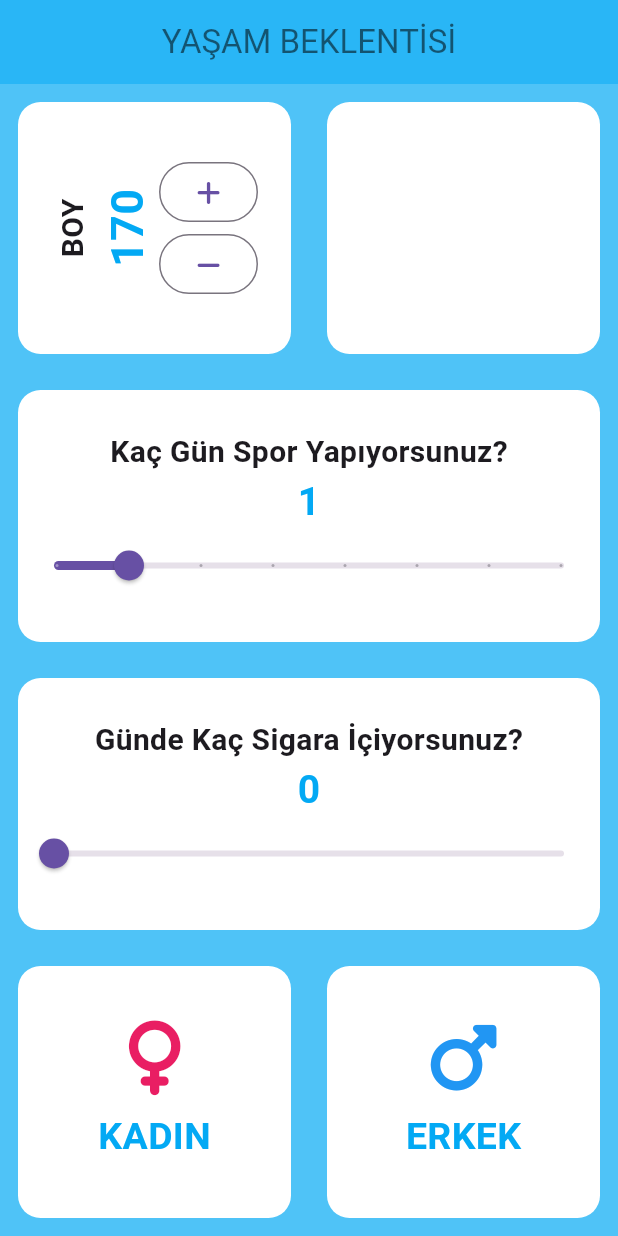
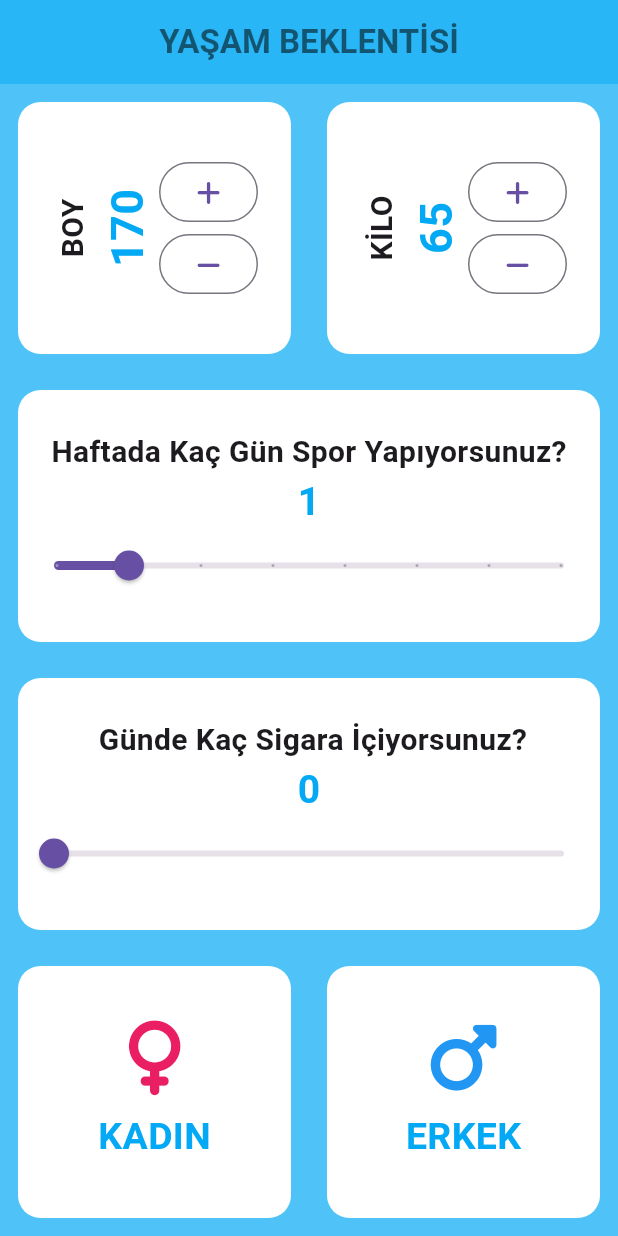
Before and after one commit to mehmeteminnnn/Beklenen-Yasam-Suresi, a Flutter app: the screen it shows after launch, on a phone screen of 412 x 824 dp. Run offline on Flutter 3.47's test engine with Material 3 defaults, Android fonts, the phone set to English and light mode, and no system bars; our stand-ins replace font_awesome_flutter.

Commit message:
Kilo ve boy verilerini alan ve değerlerini değistirebilen buttonlar eklendi

```diff
--- a/lib/giris_sayfasi.dart
+++ b/lib/giris_sayfasi.dart
@@ -15,6 +15,7 @@ class _InputPageState extends State<InputPage> {
   double sigaraSayisi = 0.0;
   double yapilanSpor = 1.0;
   int boy = 170;
+  int kilo = 65;
   @override
   Widget build(BuildContext context) {
     return Scaffold(
@@ -22,7 +23,7 @@ class _InputPageState extends State<InputPage> {
         backgroundColor: Colors.lightBlue[400],
         title: Text(
           'YAŞAM BEKLENTİSİ',
-          style: TextStyle(color: Colors.black54),
+          style: TextStyle(color: Colors.black54, fontWeight: FontWeight.bold),
         ),
         centerTitle: true,
       ),
@@ -34,39 +35,11 @@ class _InputPageState extends State<InputPage> {
               children: [
                 Expanded(
                   child: MyContainer(
-                    child: Row(
-                      mainAxisAlignment: MainAxisAlignment.center,
-                      children: [
-                        RotatedBox(
-                          quarterTurns: 3,
-                          child: Text(
-                            "BOY",
-                            style: metinStili,
-                          ),
-                        ),
-                        RotatedBox(
-                            quarterTurns: 3,
-                            child: Text(
-                              boy.toString(),
-                              style: sayiStili,
-                            )),
-                        Column(
-                          mainAxisAlignment: MainAxisAlignment.center,
-                          children: [
-                            OutlinedButton(
-                                onPressed: () {},
-                                child: Icon(FontAwesomeIcons.plus)),
-                            OutlinedButton(
-                                onPressed: () {},
-                                child: Icon(FontAwesomeIcons.minus))
-                          ],
-                        )
-                      ],
-                    ),
+                    child: buildRow(boy, "BOY"),
                   ),
                 ),
                 Expanded(
-                  child: MyContainer(),
+                  child: MyContainer(child: buildRow(kilo, "KİLO")),
                 ),
               ],
             ),
@@ -76,7 +49,7 @@ class _InputPageState extends State<InputPage> {
               child: Column(
                 mainAxisAlignment: MainAxisAlignment.center,
                 children: [
-                  Text("Kaç Gün Spor Yapıyorsunuz?",
+                  Text("Haftada Kaç Gün Spor Yapıyorsunuz?",
                       style:
                           TextStyle(fontWeight: FontWeight.bold, fontSize: 20)),
                   Text(
@@ -105,7 +78,7 @@ class _InputPageState extends State<InputPage> {
               child: Column(
                 mainAxisAlignment: MainAxisAlignment.center,
                 children: [
-                  Text("Günde Kaç Sigara İçiyorsunuz?",
+                  Text(" Günde Kaç Sigara İçiyorsunuz?",
                       style:
                           TextStyle(fontWeight: FontWeight.bold, fontSize: 20)),
                   Text(sigaraSayisi.round().toString(),
@@ -168,4 +141,45 @@ class _InputPageState extends State<InputPage> {
       ),
     );
   }
+
+  Row buildRow(int boykilo, String yazi) {
+    return Row(
+      mainAxisAlignment: MainAxisAlignment.center,
+      children: [
+        RotatedBox(
+          quarterTurns: 3,
+          child: Text(
+            yazi,
+            style: metinStili,
+          ),
+        ),
+        RotatedBox(
+          quarterTurns: 3,
+          child: Text(
+            yazi == "BOY" ? boy.toString() : kilo.toString(),
+            style: sayiStili,
+          ),
+        ),
+        Column(
+          mainAxisAlignment: MainAxisAlignment.center,
+          children: [
+            OutlinedButton(
+                onPressed: () {
+                  setState(() {
+                    yazi == "BOY" ? boy++ : kilo++;
+                  });
+                },
+                child: Icon(FontAwesomeIcons.plus)),
+            OutlinedButton(
+                onPressed: () {
+                  setState(() {
+                    yazi == "BOY" ? boy-- : kilo--;
+                  });
+                },
+                child: Icon(FontAwesomeIcons.minus))
+          ],
+        )
+      ],
+    );
+  }
 }
```
Also changed, not shown: 5 other files.
